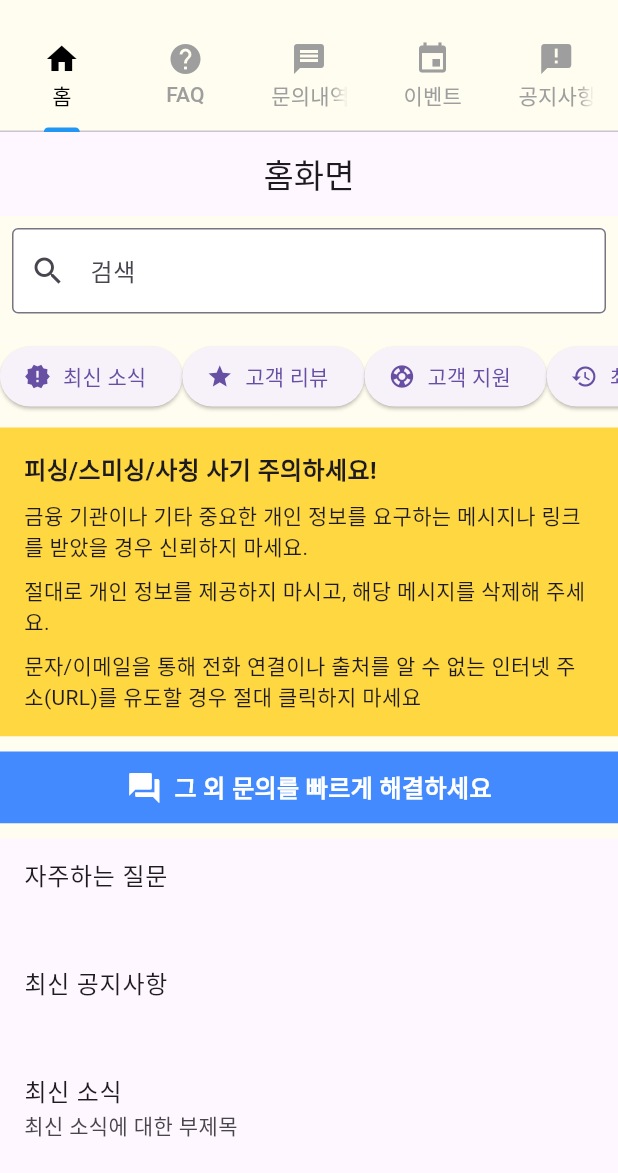
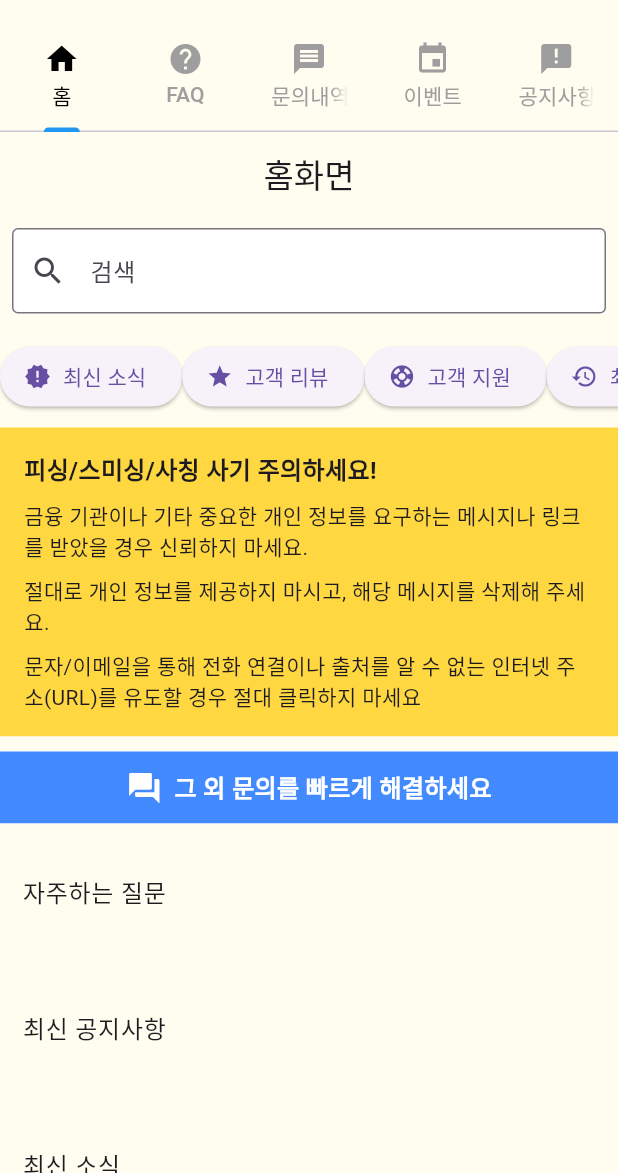
Before and after one commit to vvyejivv/wooki, a Flutter app: the MainScreens screen opened directly, on a phone screen of 412 x 824 dp, the part 63-1236 px from its top. Run offline on Flutter 3.47's test engine with Material 3 defaults, Android fonts, the phone set to English and light mode, and no system bars; our stand-ins replace cloud_firestore, file_picker, firebase_auth, firebase_core, firebase_dynamic_links, firebase_storage and 10 more; missing offline and left inert: flutter_naver_login, kakao_flutter_sdk, kakao_flutter_sdk_common, mailer; accounts and stored records are empty; Roboto replaces fonts that are missing (Pretendard); project files that could hold a hidden picture were left out.

Commit message:
2024.06.04 배경수정미완성

```diff
--- a/lib/CustomerServiceCenter/asked_questions.dart
+++ b/lib/CustomerServiceCenter/asked_questions.dart
@@ -67,7 +67,11 @@ class _AskedQuestionsState extends State<AskedQuestions> {
   Widget build(BuildContext context) {
     return Scaffold(
       appBar: AppBar(
-        title: const Text('자주하는질문', textAlign: TextAlign.center), // 앱 바 타이틀
+        backgroundColor: Color(0xFFFFFDEF),
+        title: const Text(
+          '자주하는질문',
+          textAlign: TextAlign.center,
+        ), // 앱 바 타이틀
         centerTitle: true,
       ),
       body: Column(
--- a/lib/CustomerServiceCenter/home_screen.dart
+++ b/lib/CustomerServiceCenter/home_screen.dart
@@ -19,6 +19,8 @@ class _HomeScreenState extends State<ToHomeScreen> {
     '최근 활동 ',
   ]; // 전체 항목 리스트
   List<String> filteredItems = []; // 필터링된 항목 리스트
+
+  bool enabled = true; // ListTile의 활성화 여부를 나타내는 변수 추가
 
   @override
   void initState() {
@@ -96,7 +98,7 @@ class _HomeScreenState extends State<ToHomeScreen> {
   Widget build(BuildContext context) {
     return Scaffold(
       appBar: AppBar(
-        //backgroundColor: Color(0xFFFFFDEF),
+        backgroundColor: Color(0xFFFFFDEF),
         title: const Text(
           '홈화면',
           textAlign: TextAlign.center,
@@ -127,7 +129,9 @@ class _HomeScreenState extends State<ToHomeScreen> {
           ),
           SizedBox(
             height: 10,
-            child: Container(color: Color(0xFFFFFDEF),),
+            child: Container(
+              color: Color(0xFFFFFDEF),
+            ),
           ), // 위젯 간 간격 조절
           // 기능 버튼들
           SingleChildScrollView(
@@ -146,7 +150,12 @@ class _HomeScreenState extends State<ToHomeScreen> {
               ),
             ),
           ),
-          SizedBox(height: 10,child: Container(color: Color(0xFFFFFDEF),),),
+          SizedBox(
+            height: 10,
+            child: Container(
+              color: Color(0xFFFFFDEF),
+            ),
+          ),
           // 피싱/스미싱/사칭 사기 주의 메시지
           Container(
             padding: EdgeInsets.all(16),
@@ -177,7 +186,12 @@ class _HomeScreenState extends State<ToHomeScreen> {
               ],
             ),
           ),
-          SizedBox(height: 10,child: Container(color: Color(0xFFFFFDEF),),),
+          SizedBox(
+            height: 10,
+            child: Container(
+              color: Color(0xFFFFFDEF),
+            ),
+          ),
           // 그 외 문의 빠르게 해결하세요 메시지
           GestureDetector(
             onTap: () {
@@ -194,7 +208,12 @@ class _HomeScreenState extends State<ToHomeScreen> {
                 mainAxisAlignment: MainAxisAlignment.center,
                 children: [
                   Icon(Icons.question_answer, color: Colors.white),
-                  SizedBox(width: 8,child: Container(color: Color(0xFFFFFDEF),),),
+                  SizedBox(
+                    width: 8,
+                    child: Container(
+                      color: Color(0xFFFFFDEF),
+                    ),
+                  ),
                   Text(
                     '그 외 문의를 빠르게 해결하세요',
                     style: TextStyle(
@@ -207,7 +226,12 @@ class _HomeScreenState extends State<ToHomeScreen> {
               ),
             ),
           ),
-          SizedBox(height: 10,child: Container(color: Color(0xFFFFFDEF),),),
+          SizedBox(
+            height: 10,
+            child: Container(
+              color: Color(0xFFFFFDEF),
+            ),
+          ),
           // 필터링된 항목 리스트 표시
           Expanded(
             child: ListView.builder(
@@ -242,10 +266,31 @@ class _HomeScreenState extends State<ToHomeScreen> {
                       );
                     }
                   },
-                  child: ListTile(
-                    title: Text(filteredItems[index]),
-                    subtitle: Text(_getSubtitle(filteredItems[index])),
+                  //미완성
+                  child: Container(
+                    // 배경색은 활성화 여부와 상관없이 고정된 값으로 지정됩니다.
+                    color: Color(0xFFFFFDEF),
+                    child: ListTile(
+                      // 활성화되었을 때의 배경색
+                      tileColor: enabled ? Colors.white : Colors.grey[300],
+                      hoverColor: Colors.black, // 마우스 호버시 배경색
+                      visualDensity: VisualDensity(vertical: -4, horizontal: 0),
+                      title: Text(filteredItems[index]),
+                      subtitle: Text(_getSubtitle(filteredItems[index])),
+                      isThreeLine: true,
+                      dense: false,
+                      selected: false,
+                      selectedColor: Colors.teal,
+                      focusColor: Colors.deepPurpleAccent,
+                      enabled: enabled,
+                      onTap: () {},
+                      onLongPress: () {},
+                      horizontalTitleGap: 10,
+                      minLeadingWidth: 10,
+                      contentPadding: EdgeInsets.fromLTRB(15, 15, 15, 15),
+                    ),
                   ),
+
                 );
               },
             ),
@@ -305,7 +350,10 @@ class LatestNewsScreen extends StatelessWidget {
   Widget build(BuildContext context) {
     return Scaffold(
       backgroundColor: Color(0xFFFFFDEF),
-      appBar: AppBar(title: Text('최신 소식')),
+      appBar: AppBar(
+        title: Text('최신 소식'),
+        backgroundColor: Color(0xFFFFFFDEF),
+      ),
       body: Center(child: Text('최신 소식 화면')),
     );
   }
@@ -316,7 +364,10 @@ class CustomerReviewsScreen extends StatelessWidget {
   Widget build(BuildContext context) {
     return Scaffold(
       backgroundColor: Color(0xFFFFFDEF),
-      appBar: AppBar(title: Text('고객 리뷰')),
+      appBar: AppBar(
+        title: Text('고객 리뷰'),
+        backgroundColor: Color(0xFFFFFFDEF),
+      ),
       body: Center(child: Text('고객 리뷰 화면')),
     );
   }
@@ -327,7 +378,10 @@ class CustomerSupportScreen extends StatelessWidget {
   Widget build(BuildContext context) {
     return Scaffold(
       backgroundColor: Color(0xFFFFFDEF),
-      appBar: AppBar(title: Text('고객 지원')),
+      appBar: AppBar(
+        title: Text('고객 지원'),
+        backgroundColor: Color(0xFFFFFFDEF),
+      ),
       body: Center(child: Text('고객 지원 화면')),
     );
   }
@@ -338,7 +392,10 @@ class RecentActivitiesScreen extends StatelessWidget {
   Widget build(BuildContext context) {
     return Scaffold(
       backgroundColor: Color(0xFFFFFDEF),
-      appBar: AppBar(title: Text('최근 활동')),
+      appBar: AppBar(
+        title: Text('최근 활동'),
+        backgroundColor: Color(0xFFFFFFDEF),
+      ),
       body: Center(child: Text('최근 활동 화면')),
     );
   }
```
Also changed, not shown: lib/CustomerServiceCenter/main_screens.dart (+7 -1 lines). Lines whose indentation alone changed are shown as unchanged.
